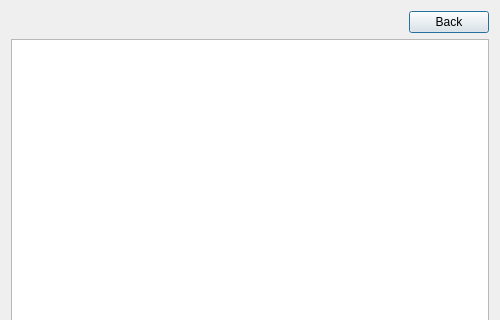
Old version of the form userimagesdialog.ui in the repository hassan-kandil/DistImage; both pictures show x 0 to 500 and y 0 to 320 of the 500 by 500 pixel window.
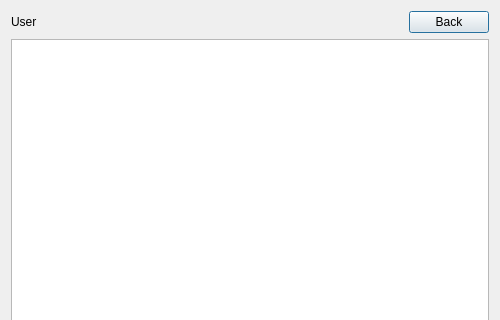
New version of the form.

Patch:
```diff
--- a/userimagesdialog.ui
+++ b/userimagesdialog.ui
@@ -16,6 +16,13 @@
   <layout class="QVBoxLayout" name="verticalLayout">
    <item>
     <layout class="QHBoxLayout" name="horizontalLayout_2">
+     <item>
+      <widget class="QLabel" name="lbl_us">
+       <property name="text">
+        <string>User</string>
+       </property>
+      </widget>
+     </item>
      <item>
       <spacer name="horizontalSpacer">
        <property name="orientation">
```
